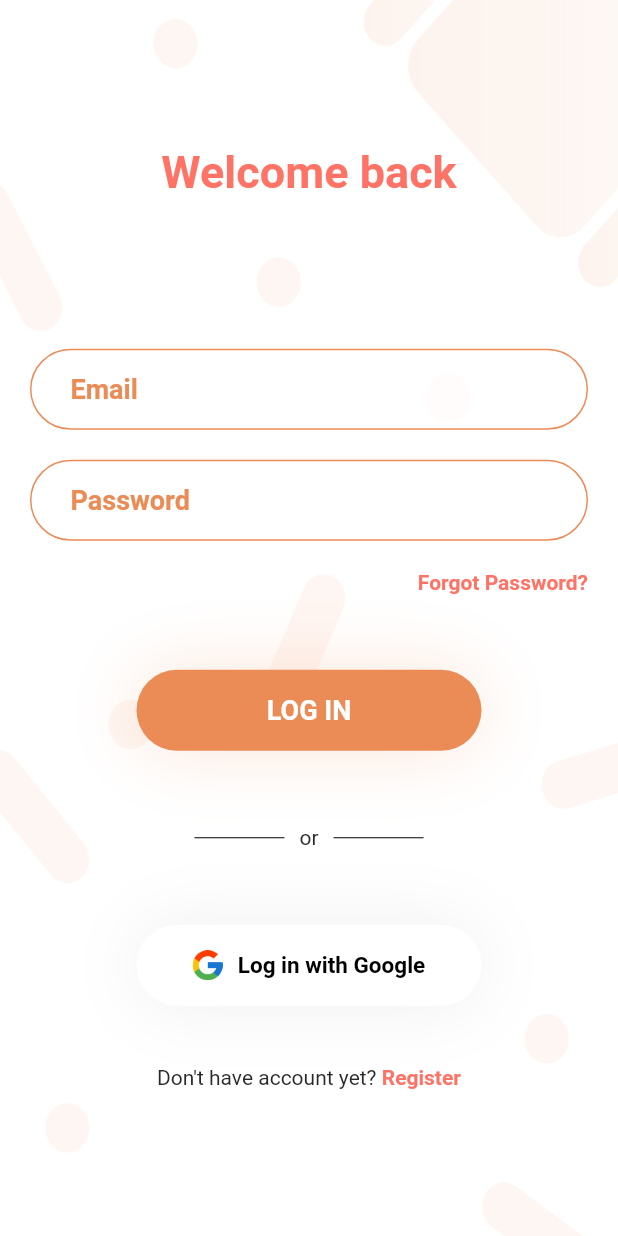
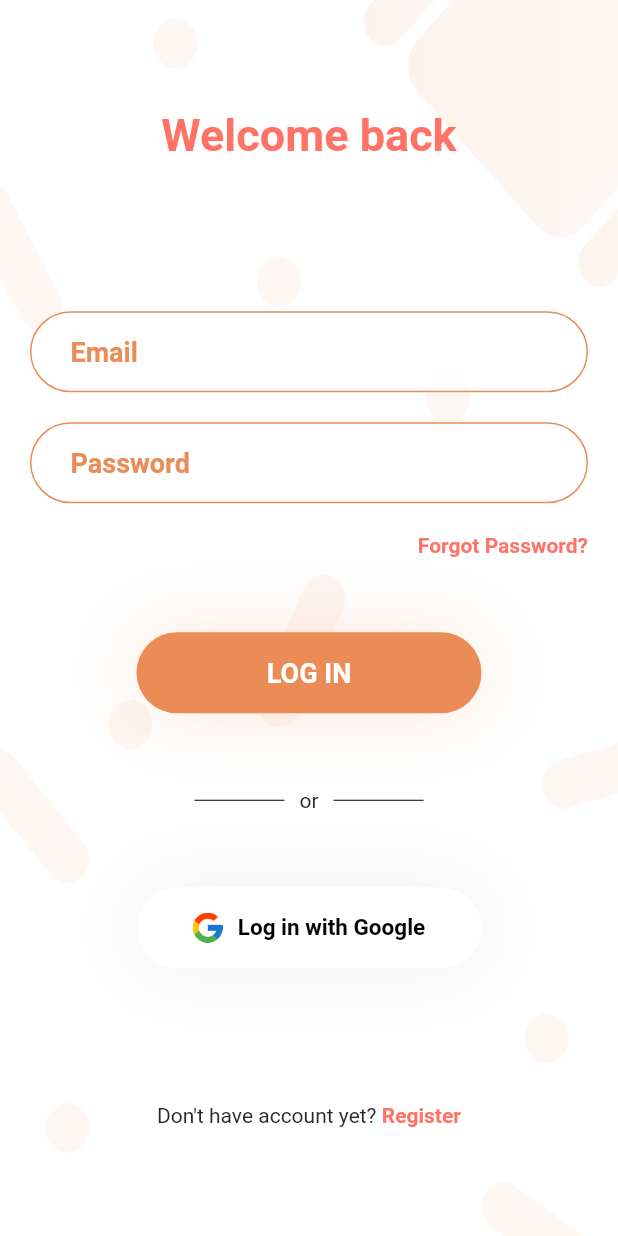
Before and after one commit to IvanTanaka/Flutter-Mobile-Booking_System, a Flutter app: the screen it shows after launch, on a phone screen of 412 x 824 dp. Run offline on Flutter 3.47's test engine with Material 2 defaults, Android fonts, the phone set to English and light mode, and no system bars; our stand-ins replace connectivity, dio, flutter_datetime_picker, flutter_masked_text, flutter_money_formatter, font_awesome_flutter and 4 more; missing offline and left inert: catcher, clipboard_manager, extended_text; network calls fail.

Commit message:
adding task to refactor

```diff
--- a/lib/ui/views/registration/login_view.dart
+++ b/lib/ui/views/registration/login_view.dart
@@ -49,16 +49,13 @@ class _LoginViewState extends State<LoginView> {
         ),
         Container(
           alignment: Alignment.center,
-          child: SingleChildScrollView(
-            child: Form(
-              key: _formKey,
           child: Column(
             mainAxisAlignment: MainAxisAlignment.center,
             children: <Widget>[
+              _buildErrorMessage(viewModel),
               Container(
                 child: _buildLogo(),
               ),
-                  _buildErrorMessage(viewModel),
               Container(
                 child: _buildEmailField(viewModel),
                 margin: EdgeInsets.only(top: 80),
@@ -82,14 +79,11 @@ class _LoginViewState extends State<LoginView> {
               ),
               Container(
                 child: _buildRegisterButton(),
-                    margin: EdgeInsets.only(top: 40),
-                    alignment: AlignmentDirectional.bottomCenter,
+                margin: EdgeInsets.only(top: 90),
               )
             ],
           ),
         ),
-          ),
-        )
       ],
     );
   }
@@ -225,8 +219,9 @@ class _LoginViewState extends State<LoginView> {
             children: <TextSpan>[
               TextSpan(
                   text: ' Register',
-                  style: TextStyle(color: SharedColors.primaryColor,fontWeight: FontWeight.bold)
-                  ),
+                  style: TextStyle(
+                      color: SharedColors.primaryColor,
+                      fontWeight: FontWeight.bold)),
             ],
           ),
         ),
@@ -241,12 +236,14 @@ class _LoginViewState extends State<LoginView> {
         child: RichText(
           text: TextSpan(
             text: "Forgot Password?",
-            style: TextStyle(color: SharedColors.primaryColor, fontWeight: FontWeight.bold ),
+            style: TextStyle(
+                color: SharedColors.primaryColor, fontWeight: FontWeight.bold),
           ),
         ),
       ),
     );
   }
+
   Widget _buildGoogleSignInButton(LoginViewModel viewModel) {
     return Container(
         margin: EdgeInsets.symmetric(horizontal: 10),
@@ -281,5 +278,4 @@ class _LoginViewState extends State<LoginView> {
           },
         ));
   }
-
 }
```
Lines whose indentation alone changed are shown as unchanged.
